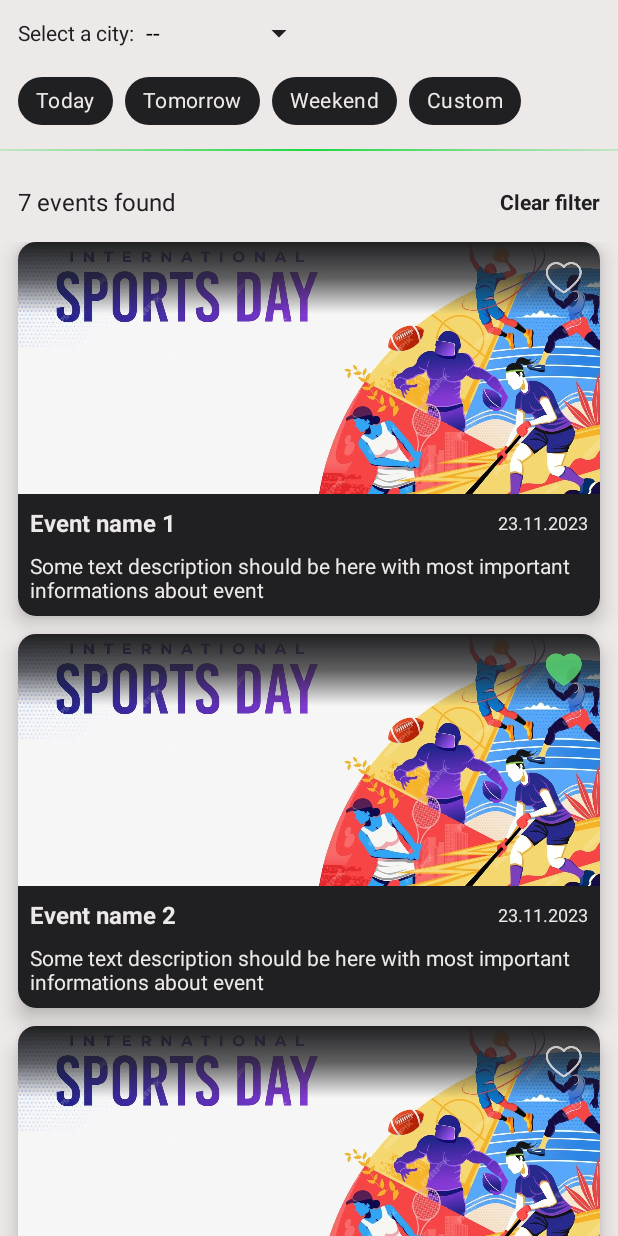
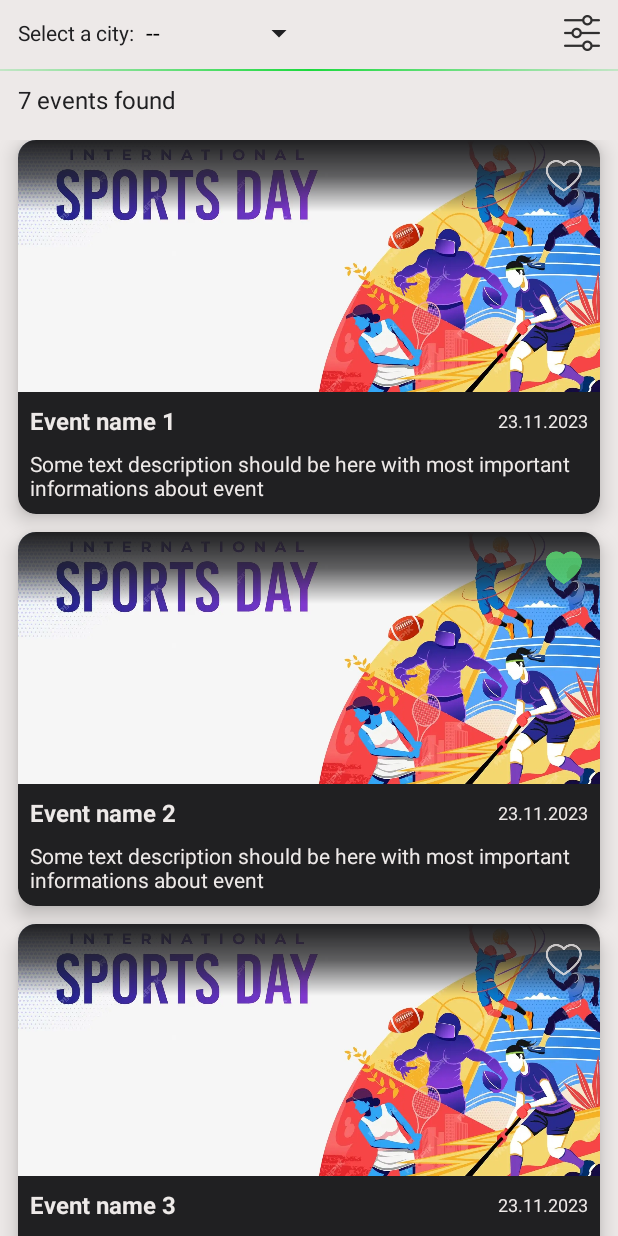
Before and after one commit to asiljan/IstriaEvents, an Android app: the fragment ExploreFragment shown on its own in the app's theme, after a tap on an icon or button, on a phone screen of 412 x 824 dp. Run offline under Robolectric (Android 15) with nearby library versions, the light colour scheme and no system bars; 2 other taps on this screen came first.

Commit message:
Add filter dialog fragment UI with mock data

```diff
--- a/app/build.gradle
+++ b/app/build.gradle
@@ -43,6 +43,7 @@ android {
 dependencies {
 
     implementation "org.jetbrains.kotlin:kotlin-stdlib:$kotlin_version"
+    implementation "org.jetbrains.kotlin:kotlin-reflect:$kotlin_version"
     implementation 'androidx.core:core-ktx:1.12.0'
     implementation 'androidx.appcompat:appcompat:1.6.1'
     implementation 'com.google.android.material:material:1.10.0'
--- a/app/src/main/java/com/siljan/istriaevents/ui/explore/ExploreFragment.kt
+++ b/app/src/main/java/com/siljan/istriaevents/ui/explore/ExploreFragment.kt
@@ -1,45 +1,27 @@
 package com.siljan.istriaevents.ui.explore
 
 import android.os.Bundle
-import android.util.Log
-import androidx.fragment.app.Fragment
 import android.view.LayoutInflater
 import android.view.View
 import android.view.ViewGroup
 import android.widget.AdapterView
 import android.widget.AdapterView.OnItemSelectedListener
 import android.widget.ArrayAdapter
-import android.widget.Spinner
-import android.widget.TextView
 import android.widget.Toast
-import androidx.core.view.get
-import com.google.android.material.chip.Chip
-import com.google.android.material.chip.ChipGroup
+import androidx.fragment.app.Fragment
 import com.siljan.domain.models.Event
 import com.siljan.istriaevents.R
 import com.siljan.istriaevents.databinding.FragmentExploreBinding
 import com.siljan.istriaevents.ui.home.EventsAdapter
+import com.siljan.istriaevents.ui.models.EventsFilter
 import kotlinx.coroutines.CoroutineScope
 import kotlinx.coroutines.Dispatchers
 import kotlinx.coroutines.delay
 import kotlinx.coroutines.launch
-import kotlin.coroutines.coroutineContext
 
-// TODO: Rename parameter arguments, choose names that match
-// the fragment initialization parameters, e.g. ARG_ITEM_NUMBER
-private const val ARG_PARAM1 = "param1"
-private const val ARG_PARAM2 = "param2"
-
-/**
- * A simple [Fragment] subclass.
- * Use the [ExploreFragment.newInstance] factory method to
- * create an instance of this fragment.
- */
-class ExploreFragment : Fragment(), ChipGroup.OnCheckedStateChangeListener, OnItemSelectedListener,
-    EventsAdapter.EventItemClick {
-    // TODO: Rename and change types of parameters
-    private var param1: String? = null
-    private var param2: String? = null
+class ExploreFragment : Fragment(), /*ChipGroup.OnCheckedStateChangeListener*/
+    OnItemSelectedListener,
+    EventsAdapter.EventItemClick, FilterEventsDialogFragment.EventsDialogListener {
 
     private var _binding: FragmentExploreBinding? = null
     private val binding: FragmentExploreBinding get() = _binding!!
@@ -50,23 +32,12 @@ class ExploreFragment : Fragment(), ChipGroup.OnCheckedStateChangeListener, OnIt
 
     private var allEventsList: List<Event> = emptyList()
 
-    override fun onCreate(savedInstanceState: Bundle?) {
-        super.onCreate(savedInstanceState)
-        arguments?.let {
-            param1 = it.getString(ARG_PARAM1)
-            param2 = it.getString(ARG_PARAM2)
-        }
-    }
-
     override fun onCreateView(
         inflater: LayoutInflater, container: ViewGroup?,
         savedInstanceState: Bundle?
-    ): View? {
-        // Inflate the layout for this fragment
+    ): View {
         _binding = FragmentExploreBinding.inflate(inflater, container, false)
 
-
-        binding.exploreCitiesChipsFilterGroup.setOnCheckedStateChangeListener(this)
         binding.exploreCityFilterSpinner.onItemSelectedListener = this
 
         return binding.root
@@ -74,6 +45,10 @@ class ExploreFragment : Fragment(), ChipGroup.OnCheckedStateChangeListener, OnIt
 
     override fun onViewCreated(view: View, savedInstanceState: Bundle?) {
         super.onViewCreated(view, savedInstanceState)
+
+        binding.filterEventsBtnFilter.setOnClickListener {
+            FilterEventsDialogFragment().show(childFragmentManager, "filter_dialog")
+        }
 
         val adapter = ArrayAdapter.createFromResource(
             requireContext(),
@@ -85,19 +60,8 @@ class ExploreFragment : Fragment(), ChipGroup.OnCheckedStateChangeListener, OnIt
 
         binding.exploreCityFilterSpinner.adapter = adapter
 
-        binding.exploreCitiesFilterClear.setOnClickListener {
-            binding.exploreCityFilterSpinner.setSelection(0)
-            binding.exploreCitiesChipsFilterGroup.clearCheck()
-            //TODO remove this!! it is for testing purposes only
-            CoroutineScope(Dispatchers.Main).launch {
-                binding.exploreIndeterminateBar.visibility = View.VISIBLE
-                delay(1500)
-                binding.exploreIndeterminateBar.visibility = View.GONE
-                exploreEventsAdapter.updateDataSet(allEventsList)
-                binding.exploreCitiesFilterResultsLabel.text = "${allEventsList.size} events found"
-            }
-
-        }
+//            binding.exploreCityFilterSpinner.setSelection(0)
+//            binding.exploreCitiesChipsFilterGroup.clearCheck()
 
         //TODO update this - use data layer and repository to fetch real data
         allEventsList = listOf(
@@ -142,48 +106,25 @@ class ExploreFragment : Fragment(), ChipGroup.OnCheckedStateChangeListener, OnIt
 
         CoroutineScope(Dispatchers.Main).launch {
             binding.exploreIndeterminateBar.visibility = View.VISIBLE
-            delay(2500)
+            delay(1000)
             binding.exploreIndeterminateBar.visibility = View.GONE
             exploreEventsAdapter.updateDataSet(allEventsList)
             binding.exploreCitiesFilterResultsLabel.text = "${allEventsList.size} events found"
         }
     }
 
+    override fun onConfirmClicked(filter: EventsFilter) {
+        //TODO fetch currently selected city and call viewModel in order to start fetching data
+        tempLoadFilteredEvents()
+    }
+
     override fun onDestroyView() {
         super.onDestroyView()
-        binding.exploreCitiesChipsFilterGroup.setOnCheckedStateChangeListener(null)
         binding.exploreCityFilterSpinner.onItemSelectedListener = null
         _binding = null
     }
 
-    companion object {
-        /**
-         * Use this factory method to create a new instance of
-         * this fragment using the provided parameters.
-         *
-         * @param param1 Parameter 1.
-         * @param param2 Parameter 2.
-         * @return A new instance of fragment ExploreFragment.
-         */
-        // TODO: Rename and change types and number of parameters
-        @JvmStatic
-        fun newInstance(param1: String, param2: String) =
-            ExploreFragment().apply {
-                arguments = Bundle().apply {
-                    putString(ARG_PARAM1, param1)
-                    putString(ARG_PARAM2, param2)
-                }
-            }
-    }
-
-    /**
-     * ChipGroup.OnCheckedStateChangeListener
-     */
-    override fun onCheckedChanged(group: ChipGroup, checkedIds: MutableList<Int>) {
-        //TODO call viewModel for query the events, if there is no both filters selected, then return INIT state
-        val dateFilter = if (checkedIds.isNotEmpty()) getDateFilter(checkedIds[0]) else null
-
-        if (dateFilter != null && !binding.exploreCityFilterSpinner.selectedItem.equals("--")) {
+    private fun tempLoadFilteredEvents() {
         val filteredEventsList = listOf(
             Event(
                 eventName = "Filtered event",
@@ -209,7 +150,6 @@ class ExploreFragment : Fragment(), ChipGroup.OnCheckedStateChangeListener, OnIt
             binding.exploreCitiesFilterResultsLabel.text = "${filteredEventsList.size} events found"
         }
     }
-    }
 
     /**
      * Spinner callback which triggers when one of the possible entries are selected
@@ -221,13 +161,7 @@ class ExploreFragment : Fragment(), ChipGroup.OnCheckedStateChangeListener, OnIt
         id: Long
     ) {
         //TODO call viewModel for query the events, if there is no both filters selected, then return INIT state
-        val citySelected = binding.exploreCityFilterSpinner.selectedItem
-        val dateSelected = getDateFilter(binding.exploreCitiesChipsFilterGroup.checkedChipId)
-
-        Log.d(
-            "TEST",
-            "onItemSelected: Spinner selected item triggered: $citySelected - $dateSelected"
-        )
+//        val citySelected = binding.exploreCityFilterSpinner.selectedItem
     }
 
     override fun onNothingSelected(p0: AdapterView<*>?) {
@@ -240,9 +174,4 @@ class ExploreFragment : Fragment(), ChipGroup.OnCheckedStateChangeListener, OnIt
             Toast.LENGTH_SHORT
         ).show()
     }
-
-    private fun getDateFilter(chipId: Int): String? =
-        if (chipId != -1)
-            binding.exploreCitiesChipsFilterGroup.findViewById<Chip>(chipId).text.toString()
-        else null
 }
--- a/app/src/main/java/com/siljan/istriaevents/ui/home/EventsViewModel.kt
+++ b/app/src/main/java/com/siljan/istriaevents/ui/home/EventsViewModel.kt
@@ -8,10 +8,10 @@ import com.siljan.domain.models.Result
 import com.siljan.domain.usecases.GetAllEventsUseCase
 import com.siljan.istriaevents.common.BaseViewModel
 import dagger.hilt.android.lifecycle.HiltViewModel
-import kotlinx.coroutines.flow.collect
 import kotlinx.coroutines.flow.onStart
 import kotlinx.coroutines.launch
 import javax.inject.Inject
+
 @HiltViewModel
 class EventsViewModel @Inject constructor(private val getEventsUseCase: GetAllEventsUseCase) :
     ViewModel(), BaseViewModel<EventsIntent, EventsUIState> {
--- a/app/src/main/res/layout/fragment_explore.xml
+++ b/app/src/main/res/layout/fragment_explore.xml
@@ -1,9 +1,9 @@
 <?xml version="1.0" encoding="utf-8"?>
 <androidx.constraintlayout.widget.ConstraintLayout xmlns:android="http://schemas.android.com/apk/res/android"
+    xmlns:app="http://schemas.android.com/apk/res-auto"
     xmlns:tools="http://schemas.android.com/tools"
     android:layout_width="match_parent"
     android:layout_height="match_parent"
-    xmlns:app="http://schemas.android.com/apk/res-auto"
     android:background="@color/dirt_white"
     tools:context=".ui.explore.ExploreFragment">
 
@@ -11,107 +11,69 @@
         android:id="@+id/exploreCityFilerLabel"
         android:layout_width="wrap_content"
         android:layout_height="wrap_content"
+        android:layout_marginStart="@dimen/three_unit"
+        android:layout_marginTop="@dimen/three_unit"
+        android:text="Select a city:"
         android:textColor="@color/woodsmoke"
-        android:layout_marginTop="@dimen/three_unit"
-        android:layout_marginStart="@dimen/three_unit"
         android:textSize="@dimen/app_text_size_three"
         app:layout_constraintStart_toStartOf="parent"
-        app:layout_constraintTop_toTopOf="parent"
-        android:text="Select a city:"/>
+        app:layout_constraintTop_toTopOf="parent" />
 
     <Spinner
         android:id="@+id/exploreCityFilterSpinner"
         android:layout_width="wrap_content"
         android:layout_height="wrap_content"
-        android:prompt="@string/onboarding_gender_list_title"
         android:layout_marginStart="@dimen/two_unit"
         android:backgroundTint="@color/woodsmoke"
+        android:prompt="@string/onboarding_gender_list_title"
         android:spinnerMode="dropdown"
+        app:layout_constraintBottom_toBottomOf="@+id/exploreCityFilerLabel"
         app:layout_constraintStart_toEndOf="@+id/exploreCityFilerLabel"
-        app:layout_constraintTop_toTopOf="@+id/exploreCityFilerLabel"
-        app:layout_constraintBottom_toBottomOf="@+id/exploreCityFilerLabel"/>
+        app:layout_constraintTop_toTopOf="@+id/exploreCityFilerLabel" />
 
-    <HorizontalScrollView
-        android:id="@+id/exploreChipsFilter"
-        android:layout_width="0dp"
+    <ImageView
+        android:id="@+id/filterEventsBtnFilter"
+        android:layout_width="wrap_content"
         android:layout_height="wrap_content"
-        android:layout_margin="@dimen/three_unit"
-        app:layout_constraintStart_toStartOf="parent"
+        android:layout_marginEnd="@dimen/three_unit"
+        android:src="@drawable/ic_filter"
+        app:layout_constraintBottom_toBottomOf="@+id/exploreCityFilerLabel"
         app:layout_constraintEnd_toEndOf="parent"
-        app:layout_constraintTop_toBottomOf="@+id/exploreCityFilerLabel">
-
-        <com.google.android.material.chip.ChipGroup
-            android:id="@+id/exploreCitiesChipsFilterGroup"
-            android:layout_width="wrap_content"
-            android:layout_height="wrap_content"
-            app:singleSelection="true"
-            app:singleLine="true">
-
-            <com.google.android.material.chip.Chip
-                android:id="@+id/exploreChipFilterToday"
-                android:layout_width="wrap_content"
-                android:layout_height="wrap_content"
-                style="@style/Widget.MyApp.Chip"
-                android:text="Today" />
-
-            <com.google.android.material.chip.Chip
-                android:id="@+id/exploreChipFilterTmrw"
-                android:layout_width="wrap_content"
-                android:layout_height="wrap_content"
-                style="@style/Widget.MyApp.Chip"
-                android:text="Tomorrow" />
-
-            <com.google.android.material.chip.Chip
-                android:id="@+id/exploreChipFilterWeekend"
-                android:layout_width="wrap_content"
-                android:layout_height="wrap_content"
-                style="@style/Widget.MyApp.Chip"
-                android:text="Weekend" />
-
-            <com.google.android.material.chip.Chip
-                android:id="@+id/exploreChipFilterCustom"
-                android:layout_width="wrap_content"
-                android:layout_height="wrap_content"
-                style="@style/Widget.MyApp.Chip"
-                android:text="Custom" />
-
-        </com.google.android.material.chip.ChipGroup>
-
-    </HorizontalScrollView>
+        app:layout_constraintTop_toTopOf="@+id/exploreCityFilerLabel" />
 
     <View
         android:id="@+id/exploreCitiesHorizontalDivider"
         android:layout_width="match_parent"
         android:layout_height="1dp"
-        android:layout_marginTop="@dimen/two_unit"
+        android:layout_marginTop="@dimen/three_unit"
         android:background="@drawable/selector_gray_bg"
         android:backgroundTint="@color/green_secondary_variant"
-        app:layout_constraintTop_toBottomOf="@+id/exploreChipsFilter" />
+        app:layout_constraintTop_toBottomOf="@+id/filterEventsBtnFilter" />
 
     <TextView
         android:id="@+id/exploreCitiesFilterResultsLabel"
         android:layout_width="wrap_content"
         android:layout_height="wrap_content"
+        android:layout_marginStart="@dimen/three_unit"
+        android:layout_marginTop="@dimen/two_unit"
+        android:text="--"
+        android:textColor="@color/woodsmoke"
         android:textSize="@dimen/app_text_size_four"
         app:layout_constraintStart_toStartOf="parent"
-        android:textColor="@color/woodsmoke"
-        android:layout_marginStart="@dimen/three_unit"
-        app:layout_constraintTop_toTopOf="@+id/exploreCitiesFilterClear"
-        app:layout_constraintBottom_toBottomOf="@+id/exploreCitiesFilterClear"
-        android:text="--" />
+        app:layout_constraintTop_toBottomOf="@+id/exploreCitiesHorizontalDivider" />
 
-    <TextView
-        android:id="@+id/exploreCitiesFilterClear"
-        android:layout_width="wrap_content"
-        android:layout_height="wrap_content"
-        android:textSize="@dimen/app_text_size_three"
-        android:layout_marginTop="@dimen/three_unit"
-        android:textColor="@color/woodsmoke"
-        android:textStyle="bold"
-        android:padding="@dimen/three_unit"
-        app:layout_constraintEnd_toEndOf="parent"
-        app:layout_constraintTop_toBottomOf="@+id/exploreCitiesHorizontalDivider"
-        android:text="Clear filter" />
+    <!--    <TextView-->
+    <!--        android:id="@+id/exploreCitiesFilterClear"-->
+    <!--        android:layout_width="wrap_content"-->
+    <!--        android:layout_height="wrap_content"-->
+    <!--        android:textSize="@dimen/app_text_size_three"-->
+    <!--        android:layout_marginTop="@dimen/three_unit"-->
+    <!--        android:textColor="@color/woodsmoke"-->
+    <!--        android:textStyle="bold"-->
+    <!--        android:padding="@dimen/three_unit"-->
+    <!--        app:layout_constraintEnd_toEndOf="parent"-->
+    <!--        app:layout_constraintTop_toBottomOf="@+id/exploreCitiesHorizontalDivider"-->
+    <!--        android:text="Clear filter" />-->
 
     <androidx.recyclerview.widget.RecyclerView
         android:id="@+id/exploreEventsList"
@@ -139,9 +101,9 @@
             style="@android:style/Widget.Material.Light.ProgressBar.Large.Inverse"
             android:layout_width="wrap_content"
             android:layout_height="wrap_content"
-            android:indeterminateTint="@color/blue_variant"
             android:layout_gravity="center"
-            android:indeterminate="true" />
+            android:indeterminate="true"
+            android:indeterminateTint="@color/blue_variant" />
 
     </FrameLayout>
 
--- a/app/src/main/res/values/themes.xml
+++ b/app/src/main/res/values/themes.xml
@@ -15,9 +15,10 @@
         <item name="colorPrimaryContainer">@color/blue</item>
         <item name="colorSurfaceContainer">@color/blue</item>
         <!-- Status bar color. -->
-        <item name="android:statusBarColor" >@color/blue_variant</item>
+        <item name="android:statusBarColor">@color/blue_variant</item>
         <item name="materialCardViewStyle">@style/Widget.App.CardView</item>
-        <!-- Customize your theme here. -->
+
+        <item name="materialCalendarTheme">@style/Theme.App.DatePicker</item>
     </style>
 
     <style name="Theme.IstriaEvents.NoActionBar">
@@ -33,6 +34,8 @@
         <item name="colorOnContainer">@color/blue</item>
         <item name="colorPrimaryContainer">@color/blue</item>
         <item name="colorSurfaceContainer">@color/blue</item>
+
+        <item name="materialCalendarTheme">@style/Theme.App.DatePicker</item>
     </style>
 
     <style name="Theme.IstriaEvents.Splash" parent="Theme.IstriaEvents">
@@ -75,4 +78,9 @@
         <item name="android:textColor">@color/dirt_white</item>
         <item name="android:checkable">true</item>
     </style>
+
+    <style name="Theme.App.DatePicker" parent="@style/ThemeOverlay.MaterialComponents.MaterialCalendar">
+        <item name="colorPrimary">@color/green_secondary</item>
+        <item name="colorOnPrimary">@color/green_secondary_variant</item>
+    </style>
 </resources>
```
Also changed, not shown: app/src/main/java/com/siljan/istriaevents/ui/explore/FilterEventsDialogFragment.kt (added, +78 -0 lines), app/src/main/java/com/siljan/istriaevents/ui/models/EventsFilter.kt (added, +20 -0 lines), app/src/main/res/layout/dialog_filter_events.xml (added, +92 -0 lines), app/src/main/res/drawable-hdpi/ic_filter.png (added), app/src/main/res/drawable-mdpi/ic_filter.png (added), app/src/main/res/drawable-xhdpi/ic_filter.png (added), app/src/main/res/drawable-xxhdpi/ic_filter.png (added), app/src/main/res/drawable-xxxhdpi/ic_filter.png (added). Lines whose indentation alone changed are shown as unchanged.
